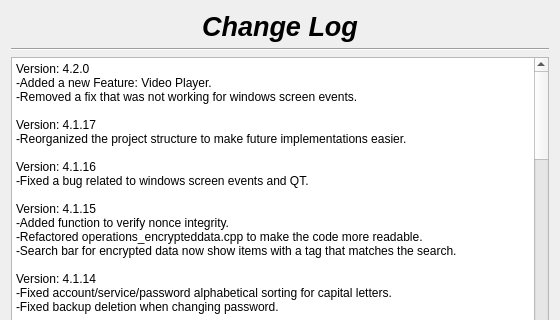
Qt form changelog.ui (therealMaPMaKeR/MMDiary) before a commit; both pictures show x 0 to 560 and y 0 to 320 of the 560 by 536 pixel window.
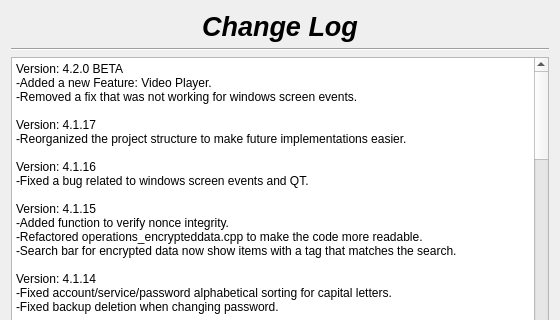
The same form after that commit.

Commit message: deploy 4.2.0 BETA

```diff
--- a/changelog.ui
+++ b/changelog.ui
@@ -55,7 +55,7 @@
 li.unchecked::marker { content: &quot;\2610&quot;; }
 li.checked::marker { content: &quot;\2612&quot;; }
 &lt;/style&gt;&lt;/head&gt;&lt;body style=&quot; font-family:'Segoe UI'; font-size:9pt; font-weight:400; font-style:normal;&quot;&gt;
-&lt;p style=&quot; margin-top:0px; margin-bottom:0px; margin-left:0px; margin-right:0px; -qt-block-indent:0; text-indent:0px;&quot;&gt;Version: 4.2.0&lt;br /&gt;-Added a new Feature: Video Player.&lt;/p&gt;
+&lt;p style=&quot; margin-top:0px; margin-bottom:0px; margin-left:0px; margin-right:0px; -qt-block-indent:0; text-indent:0px;&quot;&gt;Version: 4.2.0 BETA&lt;br /&gt;-Added a new Feature: Video Player.&lt;/p&gt;
 &lt;p style=&quot; margin-top:0px; margin-bottom:0px; margin-left:0px; margin-right:0px; -qt-block-indent:0; text-indent:0px;&quot;&gt;-Removed a fix that was not working for windows screen events.&lt;/p&gt;
 &lt;p style=&quot;-qt-paragraph-type:empty; margin-top:0px; margin-bottom:0px; margin-left:0px; margin-right:0px; -qt-block-indent:0; text-indent:0px;&quot;&gt;&lt;br /&gt;&lt;/p&gt;
 &lt;p style=&quot; margin-top:0px; margin-bottom:0px; margin-left:0px; margin-right:0px; -qt-block-indent:0; text-indent:0px;&quot;&gt;Version: 4.1.17&lt;br /&gt;-Reorganized the project structure to make future implementations easier.&lt;br /&gt;&lt;br /&gt;Version: 4.1.16&lt;br /&gt;-Fixed a bug related to windows screen events and QT.&lt;/p&gt;
```
The commit also changes 1 other file.
